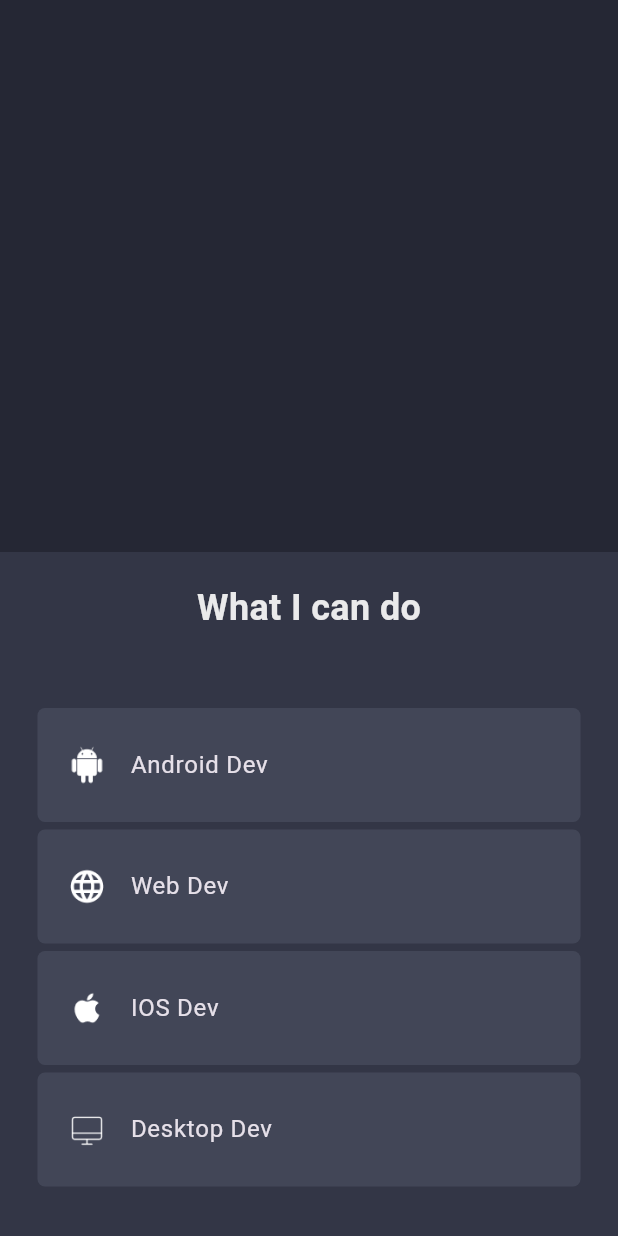
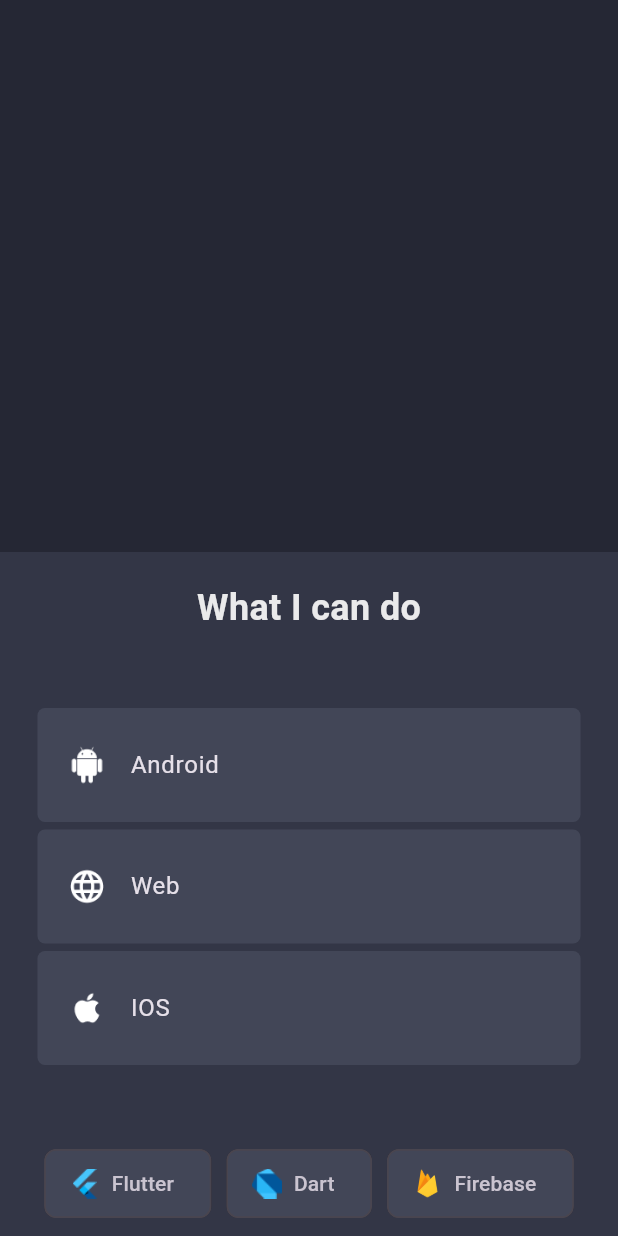
Before and after one commit to takuowake/my-portfolio, a Flutter app: the screen it shows after launch, scrolled down 576 dp, on a phone screen of 412 x 824 dp. Run offline on Flutter 3.47's test engine with Material 3 defaults, Android fonts, the phone set to English and light mode, and no system bars; missing offline and left inert: dart:js.

Commit message:
skillを編集

```diff
--- a/lib/constants/skill_items.dart
+++ b/lib/constants/skill_items.dart
@@ -1,20 +1,16 @@
 const List<Map> platformItems = [
   {
     "img": "assets/android_icon.png",
-    "title": "Android Dev",
+    "title": "Android",
   },
   {
     "img": "assets/web_icon.png",
-    "title": "Web Dev",
+    "title": "Web",
   },
   {
     "img": "assets/ios_icon.png",
-    "title": "IOS Dev",
+    "title": "IOS",
   },
-  {
-    "img": "assets/desktop_icon.png",
-    "title": "Desktop Dev",
-  }
 ];
 
 const List<Map> skillItems = [
@@ -25,6 +21,22 @@ const List<Map> skillItems = [
   {
     "img": "assets/dart.png",
     "title": "Dart",
+  },
+  {
+    "img": "assets/firebase.png",
+    "title": "Firebase",
+  },
+  {
+    "img": "assets/supabase.png",
+    "title": "Supabase",
+  },
+  {
+    "img": "assets/swift.png",
+    "title": "Swift",
+  },
+  {
+    "img": "assets/kotlin.png",
+    "title": "Kotlin",
   },
   {
     "img": "assets/html5.png",
@@ -39,14 +51,6 @@ const List<Map> skillItems = [
     "title": "JS",
   },
   {
-    "img": "assets/hugo.png",
-    "title": "Hugo",
-  },
-  {
-    "img": "assets/docker.png",
-    "title": "Docker",
-  },
-  {
     "img": "assets/python.png",
     "title": "Python",
   }
```
Also changed, not shown: assets/firebase.png (added), assets/kotlin.png (added), assets/supabase.png (added), assets/swift.png (added).
